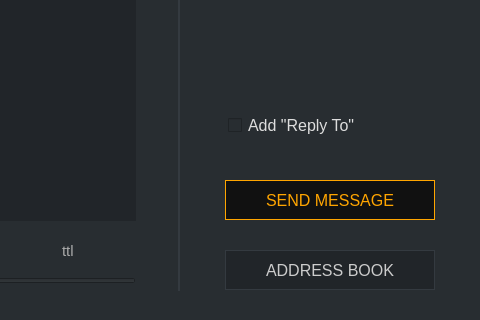
Above: src/gui/ui/sendmessageframe.ui from ConcealNetwork/conceal-desktop before the change; both pictures show x 790 to 1270 and y 380 to 700 of the 1270 by 700 pixel window. Below: the same form after it.
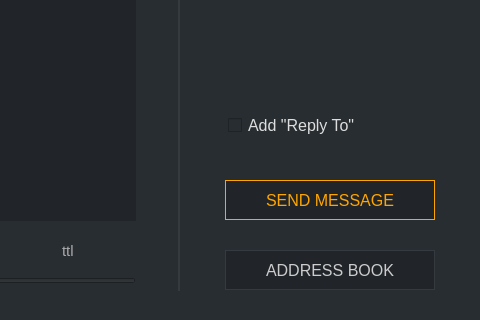
That is the form after the change. Icons and pictures are not drawn.

Commit message: Change button background color

The edit to the form file:
```diff
--- a/src/gui/ui/sendmessageframe.ui
+++ b/src/gui/ui/sendmessageframe.ui
@@ -289,7 +289,7 @@
        </font>
       </property>
       <property name="styleSheet">
-       <string notr="true">QPushButton#m_sendButton {color: orange; background-color: #111111; border: 1px solid orange; font-size: 16px;}
+       <string notr="true">QPushButton#m_sendButton {color: orange; background-color: #212529; border: 1px solid orange; font-size: 16px;}
 
 QPushButton#m_sendButton:hover {color: orange; background-color: #111111; border: 2px solid orange; font-size: 16px;}</string>
       </property>
```
Left out of the diff: 2 changed lines with no effect on the pictures. The commit also changes 21 other files.
